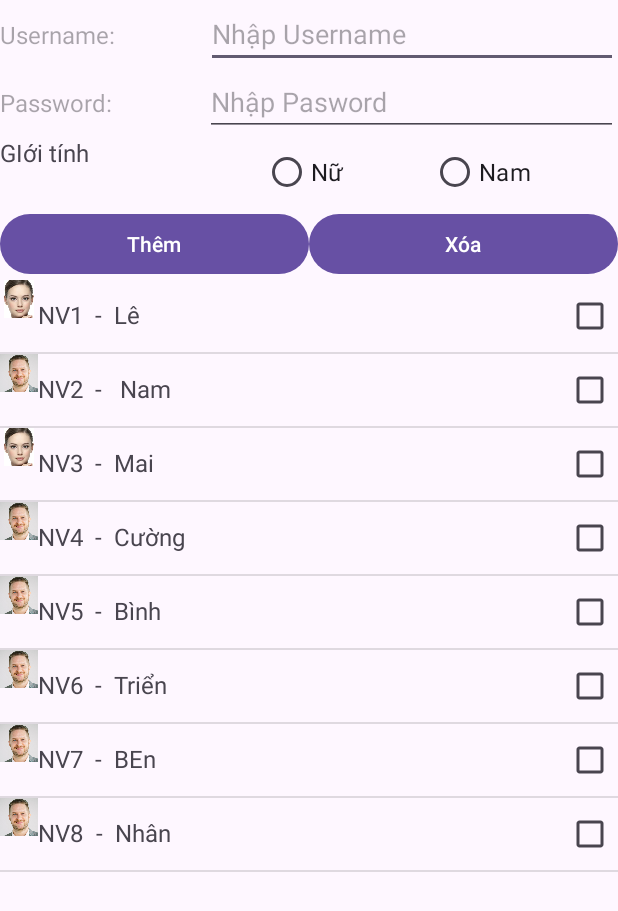
After one commit to Cstrien/Thi_Trac_Nghiem, an Android app: the Admin_taikhoan screen opened directly, with no data from a screen before it, on a phone screen of 412 x 824 dp. The commit adds this screen. Shown: the top 911 px of the screen. Run offline under Robolectric (Android 15) with nearby library versions, the phone set to English and light mode, and no system bars.

Commit message:
feat: Admin_taikhoan thêm xóa xinh viên

```diff
--- /dev/null
+++ b/app/src/main/java/com/cstrien/thi_trac_nghiem/Admin_taikhoan.java
@@ -0,0 +1,121 @@
+package com.cstrien.thi_trac_nghiem;
+
+import androidx.appcompat.app.ActionBar;
+import androidx.appcompat.app.AppCompatActivity;
+
+import android.os.Bundle;
+import android.view.Menu;
+import android.view.View;
+import android.widget.Button;
+import android.widget.EditText;
+import android.widget.ListView;
+import android.widget.RadioButton;
+import android.widget.Toast;
+
+import com.cstrien.thi_trac_nghiem.adapter.TaiKhoanAdapter;
+import com.cstrien.thi_trac_nghiem.model.TaiKhoan;
+
+import java.util.ArrayList;
+
+public class Admin_taikhoan extends AppCompatActivity {
+    ListView lvTaiKhoan;
+    ArrayList<TaiKhoan>dsTaiKhoan=new ArrayList<>();
+    TaiKhoanAdapter taiKhoanAdapter;
+    //Tạo một list để lưu vị trí click Checbok để xóa nhân viên
+    //phải public và do ở hàm Admin_taikhoan nên phải dùng sâttic
+    public static ArrayList<Integer>vitri =new ArrayList<>();
+
+    Button btn_Xoa,btn_Them;
+    EditText edt_ID,edt_Name;
+    RadioButton rdo_btnNam;
+    RadioButton rdo_btnNu;
+    boolean gioitinh=true;
+
+    @Override
+    protected void onCreate(Bundle savedInstanceState) {
+        super.onCreate(savedInstanceState);
+        setContentView(R.layout.activity_admin_taikhoan);
+        addControls();
+        addEvent();
+    }
+
+    private void addEvent() {
+        //sự kiện xóa
+
+
+        btn_Xoa.setOnClickListener(new View.OnClickListener() {
+            @Override
+            public void onClick(View v) {
+                if(!vitri.isEmpty()){
+                    for( int k:vitri){
+                        dsTaiKhoan.remove(k);
+                    }
+                    vitri.clear();
+                    taiKhoanAdapter.notifyDataSetChanged();
+
+                }else{
+                    Toast.makeText(Admin_taikhoan.this,"Chưa chọn tài khoản xóa",
+                            Toast.LENGTH_SHORT).show();
+                }
+
+            }
+        });
+
+
+        if(rdo_btnNam.isChecked()){
+            gioitinh=true;
+
+        }else {
+            gioitinh=false;
+        }
+        //sự kiện thêm
+        btn_Them.setOnClickListener(new View.OnClickListener() {
+            boolean gioitinh=true;
+
+            @Override
+            public void onClick(View v) {
+                dsTaiKhoan.add(new TaiKhoan(edt_ID.getText().toString(),edt_Name.getText().toString(),gioitinh));
+
+            }
+        });
+    }
+
+
+    private void addControls() {
+
+        btn_Xoa=findViewById(R.id.btnXoa);
+        btn_Them=findViewById(R.id.btnThem);
+        edt_ID=findViewById(R.id.edtID);
+        edt_Name=findViewById(R.id.edtName);
+        rdo_btnNam=findViewById(R.id.radioBtnNam);
+        rdo_btnNu=findViewById(R.id.radioBtnNu);
+
+
+        lvTaiKhoan=findViewById(R.id.dsHienthi);
+        dsTaiKhoan.add(new TaiKhoan("NV1","Lê ",false));
+        dsTaiKhoan.add(new TaiKhoan("NV2"," Nam",true));
+        dsTaiKhoan.add(new TaiKhoan("NV3","Mai ",false));
+        dsTaiKhoan.add(new TaiKhoan("NV4","Cường ",true));
+        dsTaiKhoan.add(new TaiKhoan("NV5","Bình ",true));
+        dsTaiKhoan.add(new TaiKhoan("NV6","Triển ",true));
+        dsTaiKhoan.add(new TaiKhoan("NV7","BEn ",true));
+        dsTaiKhoan.add(new TaiKhoan("NV8","Nhân ",true));
+        taiKhoanAdapter=new TaiKhoanAdapter(
+                Admin_taikhoan.this,R.layout.items_admin_taikhoan,
+                dsTaiKhoan
+        );
+        lvTaiKhoan.setAdapter(taiKhoanAdapter);
+
+
+    }
+
+    @Override
+    public boolean onCreateOptionsMenu(Menu menu) {
+        ActionBar actionBar=getSupportActionBar() ;
+        actionBar.setTitle("Quản lý tài khoản");
+
+        return super.onCreateOptionsMenu(menu);
+    }
+
+
+}
--- /dev/null
+++ b/app/src/main/java/com/cstrien/thi_trac_nghiem/adapter/TaiKhoanAdapter.java
@@ -0,0 +1,85 @@
+package com.cstrien.thi_trac_nghiem.adapter;
+
+import android.app.Activity;
+import android.content.Context;
+import android.view.LayoutInflater;
+import android.view.View;
+import android.view.ViewGroup;
+import android.widget.ArrayAdapter;
+import android.widget.CheckBox;
+import android.widget.Checkable;
+import android.widget.CompoundButton;
+import android.widget.ImageView;
+import android.widget.TextView;
+
+import androidx.annotation.NonNull;
+import androidx.annotation.Nullable;
+
+
+import com.cstrien.thi_trac_nghiem.Admin_taikhoan;
+import com.cstrien.thi_trac_nghiem.R;
+import com.cstrien.thi_trac_nghiem.model.TaiKhoan;
+
+import java.util.List;
+
+
+public class TaiKhoanAdapter extends ArrayAdapter<TaiKhoan> {
+    //Màn hình sử dụng layout này
+    // layout này cho từng dòng muốn hiển thị(item)
+
+    Activity context;
+    int resource;
+    //Dánh sách nguồn dữ liệu muốn hiển thị lên màn hình
+    @NonNull List<TaiKhoan>objects;
+    public TaiKhoanAdapter(@NonNull Activity context, int resource, @NonNull List<TaiKhoan> objects) {
+        super(context, resource, objects);
+        this.objects=objects;
+        this.context=context;
+        this.resource=resource;
+
+    }
+
+    @NonNull
+    @Override
+    public View getView(int position, @Nullable View row, @NonNull ViewGroup parent) {
+        // đây là một lớp để build layoyt bình tường thành code java mà android sử dụng được
+        //load file xml vào hệ thống và build thành code để chương trình cso thể  sử dụng
+        LayoutInflater layoutInflater=this.context.getLayoutInflater();
+        // đối số this.resoure chính là item.xml ta truyền vào khi gọi AdapterTaiKhoan
+        row=layoutInflater.inflate(this.resource,null);
+
+        ImageView _img=row.findViewById(R.id.imageView);
+        TextView _Profile=row.findViewById(R.id.profile);
+        CheckBox _checkbox=row.findViewById(R.id.checkBox1);
+
+        TaiKhoan taiKhoan=this.objects.get(position);
+        if(taiKhoan.getGioitinh()==true) {
+            _img.setImageResource(R.drawable.male);
+        }
+        else {
+            _img.setImageResource(R.drawable.female);
+        }
+        _Profile.setText(taiKhoan.get_ID()+"  -  "+taiKhoan.get_Name());
+        //khi nhấn checkbox sẽ lưu vị trí sang array"vitri" bên class Admin_taikhoan
+        _checkbox.setOnCheckedChangeListener(new CompoundButton.OnCheckedChangeListener() {
+            @Override
+            public void onCheckedChanged(CompoundButton buttonView, boolean isChecked) {
+                if(_checkbox.isChecked()){
+                    //gọi arraylisst bên class Admin_taikhoan
+                    //position là vị trí item (dòng thông tin)
+                    Admin_taikhoan.vitri.add(position);
+                    // dòng này để refresh lại vị trí click checkbox khi nhân checkbox,
+                    // tiếp tục nhân sliaj checkbox lần nữa
+                }else {
+                    for(int x:Admin_taikhoan.vitri){
+                        if(x==position){
+                            Admin_taikhoan.vitri.remove(x);
+                        }
+                    }
+                }
+            }
+        });
+
+        return row;
+    }
+}
--- /dev/null
+++ b/app/src/main/java/com/cstrien/thi_trac_nghiem/model/TaiKhoan.java
@@ -0,0 +1,42 @@
+package com.cstrien.thi_trac_nghiem.model;
+
+import java.io.Serializable;
+
+public class TaiKhoan implements Serializable  {
+    private String _ID;
+    private String _Name;
+    private Boolean gioitinh;
+
+    public TaiKhoan() {
+    }
+
+    public TaiKhoan(String _ID, String _Name, Boolean gioitinh) {
+        this._ID = _ID;
+        this._Name = _Name;
+        this.gioitinh = gioitinh;
+    }
+
+    public String get_ID() {
+        return _ID;
+    }
+
+    public void set_ID(String _ID) {
+        this._ID = _ID;
+    }
+
+    public String get_Name() {
+        return _Name;
+    }
+
+    public void set_Name(String _Name) {
+        this._Name = _Name;
+    }
+
+    public Boolean getGioitinh() {
+        return gioitinh;
+    }
+
+    public void setGioitinh(Boolean gioitinh) {
+        this.gioitinh = gioitinh;
+    }
+}
--- /dev/null
+++ b/app/src/main/res/layout/activity_admin_taikhoan.xml
@@ -0,0 +1,123 @@
+<?xml version="1.0" encoding="utf-8"?>
+<androidx.appcompat.widget.LinearLayoutCompat
+    xmlns:android="http://schemas.android.com/apk/res/android"
+    xmlns:app="http://schemas.android.com/apk/res-auto"
+    xmlns:tools="http://schemas.android.com/tools"
+    android:layout_width="match_parent"
+    android:layout_height="match_parent"
+    android:orientation="vertical"
+    tools:context=".Admin_taikhoan"
+
+    >
+
+    <LinearLayout
+        android:layout_width="match_parent"
+        android:layout_height="wrap_content"
+        android:orientation="horizontal">
+
+        <TextView
+            android:id="@+id/textView13"
+            android:layout_width="wrap_content"
+            android:layout_height="wrap_content"
+            android:layout_weight="1"
+            android:textSize="16sp"
+            android:hint="Username:" />
+
+        <EditText
+            android:id="@+id/edtID"
+            android:layout_width="wrap_content"
+            android:layout_height="wrap_content"
+            android:layout_weight="1"
+            android:ems="10"
+            android:inputType="text"
+            android:hint="Nhập Username" />
+    </LinearLayout>
+
+    <LinearLayout
+        android:layout_width="match_parent"
+        android:layout_height="wrap_content"
+        android:orientation="horizontal">
+
+        <TextView
+            android:id="@+id/txtTentk"
+            android:layout_width="wrap_content"
+            android:layout_height="wrap_content"
+            android:layout_weight="1"
+            android:hint="Password:"
+            android:textSize="16sp" />
+
+        <EditText
+            android:id="@+id/edtName"
+            android:layout_width="wrap_content"
+            android:layout_height="wrap_content"
+            android:layout_weight="1"
+            android:ems="10"
+            android:hint="Nhập Pasword"
+            android:inputType="text" />
+
+    </LinearLayout>
+
+    <LinearLayout
+        android:layout_width="match_parent"
+        android:layout_height="wrap_content"
+        android:orientation="horizontal">
+
+        <TextView
+            android:id="@+id/textView14"
+            android:layout_width="wrap_content"
+            android:layout_height="wrap_content"
+            android:layout_weight="1"
+            android:text="GIới tính"
+            android:textSize="16sp" />
+
+        <RadioGroup
+            android:layout_width="wrap_content"
+            android:layout_height="wrap_content"
+            android:layout_weight="1"
+            android:orientation="horizontal">
+
+            <RadioButton
+                android:id="@+id/radioBtnNu"
+                android:layout_width="wrap_content"
+                android:layout_height="wrap_content"
+                android:layout_weight="1"
+                android:text="Nữ"
+                android:textSize="16sp" />
+
+            <RadioButton
+                android:id="@+id/radioBtnNam"
+                android:layout_width="wrap_content"
+                android:layout_height="wrap_content"
+                android:layout_weight="1"
+                android:text="Nam"
+                android:textSize="16sp" />
+        </RadioGroup>
+
+    </LinearLayout>
+
+    <LinearLayout
+        android:layout_width="match_parent"
+        android:layout_height="wrap_content"
+        android:orientation="horizontal">
+
+        <Button
+            android:id="@+id/btnThem"
+            android:layout_width="wrap_content"
+            android:layout_height="wrap_content"
+            android:layout_weight="1"
+            android:text="Thêm" />
+
+        <Button
+            android:id="@+id/btnXoa"
+            android:layout_width="wrap_content"
+            android:layout_height="wrap_content"
+            android:layout_weight="1"
+            android:text="Xóa" />
+    </LinearLayout>
+
+    <ListView
+        android:id="@+id/dsHienthi"
+        android:layout_width="match_parent"
+        android:layout_height="match_parent" />
+
+</androidx.appcompat.widget.LinearLayoutCompat>
--- a/app/src/main/res/layout/activity_login.xml
+++ b/app/src/main/res/layout/activity_login.xml
@@ -89,7 +89,7 @@
         android:id="@+id/btnLogin"
         android:layout_width="352dp"
         android:layout_height="52dp"
-        android:backgroundTint="@color/Xanh"
+        android:backgroundTint="@color/Green"
         android:layout_marginTop="28dp"
         android:text="Login"
         app:layout_constraintEnd_toEndOf="parent"
--- a/app/src/main/res/layout/activity_register.xml
+++ b/app/src/main/res/layout/activity_register.xml
@@ -7,7 +7,7 @@
     tools:context=".register">
 
     <ImageButton
-        android:id="@+id/imageButton"
+        android:id="@+id/imgBack"
         android:layout_width="wrap_content"
         android:layout_height="wrap_content"
         android:layout_marginTop="36dp"
@@ -88,7 +88,7 @@
         android:layout_height="wrap_content"
         android:layout_marginTop="560dp"
         android:hint="Register"
-        android:backgroundTint="@color/Xanh"
+        android:backgroundTint="@color/Green"
         android:gravity="center"
         app:layout_constraintHorizontal_bias="0.696"
         app:layout_constraintLeft_toLeftOf="parent"
@@ -101,7 +101,7 @@
         android:layout_height="wrap_content"
         android:layout_marginTop="560dp"
         android:hint="Cancel"
-        android:backgroundTint="@color/Xanh"
+        android:backgroundTint="@color/Green"
         android:gravity="center"
         app:layout_constraintHorizontal_bias="0.139"
         app:layout_constraintLeft_toLeftOf="parent"
--- /dev/null
+++ b/app/src/main/res/layout/items_admin_taikhoan.xml
@@ -0,0 +1,28 @@
+<?xml version="1.0" encoding="utf-8"?>
+<androidx.appcompat.widget.LinearLayoutCompat
+    xmlns:android="http://schemas.android.com/apk/res/android"
+    xmlns:app="http://schemas.android.com/apk/res-auto"
+    xmlns:tools="http://schemas.android.com/tools"
+    android:layout_width="match_parent"
+    android:layout_height="match_parent"
+    tools:context=".Admin_taikhoan"
+    android:orientation="horizontal">
+
+    <ImageView
+        android:id="@+id/imageView"
+        android:layout_width="25dp"
+        android:layout_height="25dp"
+        app:srcCompat="@drawable/male" />
+
+    <TextView
+        android:id="@+id/profile"
+        android:layout_width="350dp"
+        android:layout_height="wrap_content"
+        android:text="TextView"
+        android:textSize="16sp" />
+
+    <CheckBox
+        android:id="@+id/checkBox1"
+        android:layout_width="wrap_content"
+        android:layout_height="wrap_content" />
+</androidx.appcompat.widget.LinearLayoutCompat>
--- a/app/src/main/res/values/colors.xml
+++ b/app/src/main/res/values/colors.xml
@@ -3,5 +3,6 @@
     <color name="black">#FF000000</color>
     <color name="white">#FFFFFFFF</color>
     <color name="CamTrang">#FFCC00</color>
-    <color name="Xanh">	#76BB68</color>
+    <color name="Green">#76BB68</color>
+    <color name="Blue">#2196F3</color>
 </resources>
```
Also changed, not shown: app/src/main/AndroidManifest.xml (+9 -0 lines), app/src/main/java/com/cstrien/thi_trac_nghiem/Admin.java (added, +40 -0 lines), app/src/main/java/com/cstrien/thi_trac_nghiem/Admin_cauhoi.java (added, +14 -0 lines), app/src/main/java/com/cstrien/thi_trac_nghiem/MainActivity.java (+7 -0 lines), app/src/main/java/com/cstrien/thi_trac_nghiem/register.java (+18 -0 lines), app/src/main/res/layout/activity_admin.xml (added, +80 -0 lines), app/src/main/res/layout/activity_admin_cauhoi.xml (added, +45 -0 lines), app/src/main/res/drawable/female.jpg (added), app/src/main/res/drawable/icon_question.png (added), app/src/main/res/drawable/icon_taikhoan.png (added), app/src/main/res/drawable/icon_them.png (added), app/src/main/res/drawable/male.jpg (added).
